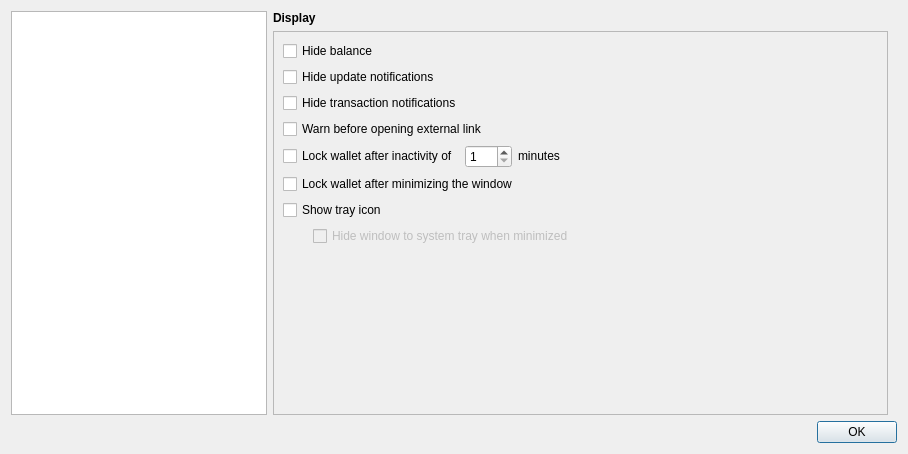
Above: src/SettingsDialog.ui from feather-wallet/feather before the change. Below: the same form after it.
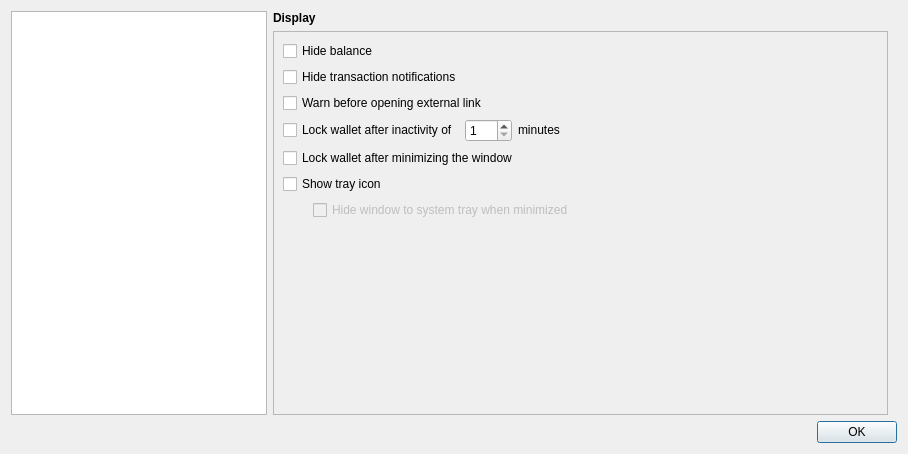
That is the form after the change. The open tabs and pages were chosen to show the change. Custom widgets are drawn as their Qt base class.

What changed in the file:
```diff
--- a/src/SettingsDialog.ui
+++ b/src/SettingsDialog.ui
@@ -612,7 +612,7 @@
            </property>
            <layout class="QVBoxLayout" name="verticalLayout_11">
             <item>
-             <layout class="QVBoxLayout" name="verticalLayout_19" stretch="1,1,1,1,1,0,0,0">
+             <layout class="QVBoxLayout" name="verticalLayout_19" stretch="1,1,1,1,0,0,0">
               <item>
                <layout class="QHBoxLayout" name="horizontalLayout_8">
                 <item>
@@ -630,23 +630,6 @@
                 </item>
                </layout>
               </item>
-              <item>
-               <layout class="QHBoxLayout" name="horizontalLayout_9">
-                <item>
-                 <widget class="QCheckBox" name="checkBox_hideUpdateNotifications">
-                  <property name="sizePolicy">
-                   <sizepolicy hsizetype="Minimum" vsizetype="Fixed">
-                    <horstretch>0</horstretch>
-                    <verstretch>1</verstretch>
-                   </sizepolicy>
-                  </property>
-                  <property name="text">
-                   <string>Hide update notifications</string>
-                  </property>
-                 </widget>
-                </item>
-               </layout>
-              </item>
               <item>
                <layout class="QHBoxLayout" name="horizontalLayout_11">
                 <item>
```
